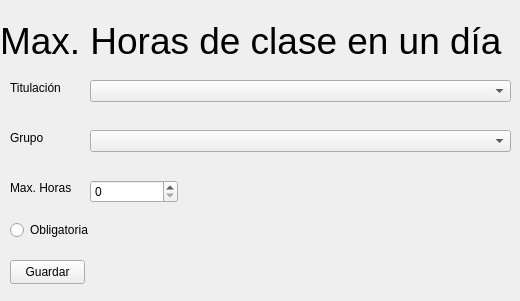
Above: Aplicacion/interfaces/Ui/maxHoursDay.ui from nestorgranado/URJC-TFG-Aplicacion-para-la-gestion-de-horarios-y-examenes-en-la-universidad before the change. Below: the same form after it.
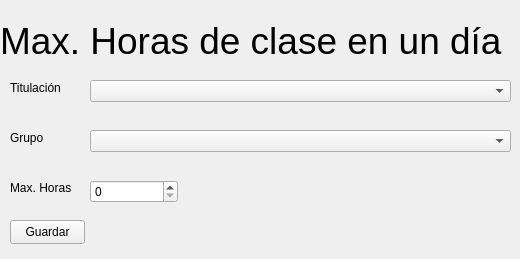
That is the form after the change.

Patch:
```diff
--- a/Aplicacion/interfaces/Ui/maxHoursDay.ui
+++ b/Aplicacion/interfaces/Ui/maxHoursDay.ui
@@ -7,7 +7,7 @@
     <x>0</x>
     <y>0</y>
     <width>520</width>
-    <height>301</height>
+    <height>259</height>
    </rect>
   </property>
   <property name="windowTitle">
@@ -81,7 +81,7 @@
    <property name="geometry">
     <rect>
      <x>10</x>
-     <y>260</y>
+     <y>220</y>
      <width>75</width>
      <height>24</height>
     </rect>
@@ -113,19 +113,6 @@
     </rect>
    </property>
   </widget>
-  <widget class="QRadioButton" name="obligatoria">
-   <property name="geometry">
-    <rect>
-     <x>10</x>
-     <y>220</y>
-     <width>92</width>
-     <height>20</height>
-    </rect>
-   </property>
-   <property name="text">
-    <string>Obligatoria</string>
-   </property>
-  </widget>
  </widget>
  <resources/>
  <connections/>
```
